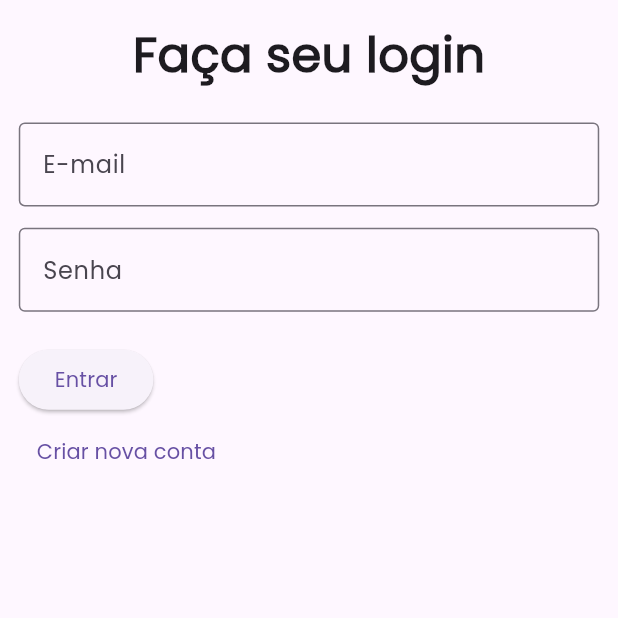
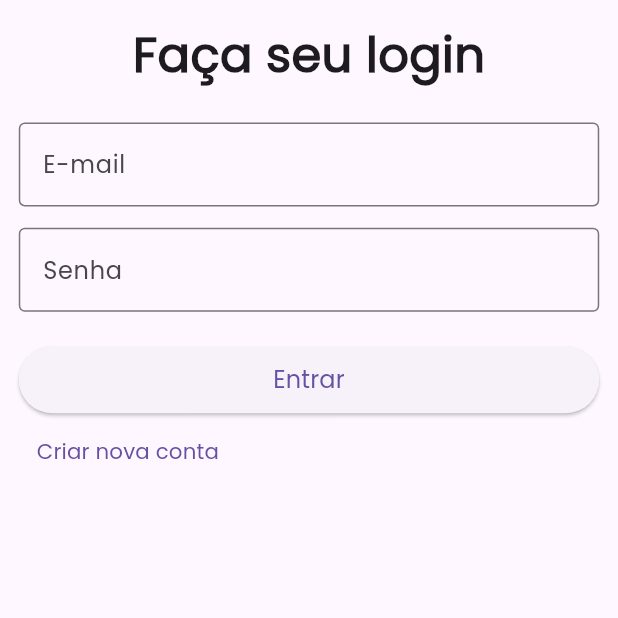
Before and after one commit to iru-Y/course_app, a Flutter app: the screen it shows after launch, after a tap on "LOGIN", on a phone screen of 412 x 824 dp, the top half of it. Run offline on Flutter 3.47's test engine with Material 3 defaults, Android fonts, the phone set to English and light mode, and no system bars; our stand-ins replace file_picker, flutter_screenutil, video_player; missing offline and left inert: video_thumbnail_imageview; accounts and stored records are empty; network calls fail.

Commit message:
progress card, progress model, userProgress, refatoração no user_notifier e criação de progress_notifier

```diff
--- a/lib/main.dart
+++ b/lib/main.dart
@@ -1,8 +1,8 @@
 import 'package:course_app/app_routes.dart';
-import 'package:course_app/course/course_page.dart';
+import 'package:course_app/course/user_progress.dart';
 import 'package:course_app/home/home_screen.dart';
+import 'package:course_app/notifier/progress_notifier.dart';
 import 'package:course_app/notifier/user_notifier.dart';
-import 'package:course_app/progress/progress_page.dart';
 import 'package:course_app/user/login_screen.dart';
 import 'package:course_app/user/profile_user.dart';
 import 'package:course_app/user/register_screen.dart';
@@ -15,7 +15,10 @@ import 'package:provider/provider.dart';
 void main() async {
   runApp(
     MultiProvider(
-      providers: [ChangeNotifierProvider(create: (_) => UserNotifier())],
+      providers: [ChangeNotifierProvider(create: (_) => UserNotifier()),
+       ChangeNotifierProvider(create: (_) => ProgressNotifier()),
+
+      ],
       child: const MyApp(),
     ),
   );
@@ -38,8 +41,7 @@ class MyApp extends StatelessWidget {
           AppRoute.videoUpload: (context) => const VideoUpload(),
           AppRoute.showVideo: (context) => const VideoPlayerPage(),
           AppRoute.profilePage: (context) => const ProfileUser(),
-          AppRoute.progress: (context) => const ProgressPage(),
-          AppRoute.course: (context) => const CoursePage(),
+          AppRoute.course: (context) => const UserProgress(),
         },
       ),
     );
--- a/lib/notifier/user_notifier.dart
+++ b/lib/notifier/user_notifier.dart
@@ -1,18 +1,19 @@
 // user_notifier.dart
 import 'package:flutter/material.dart';
+import 'package:course_app/user/user_model.dart';
 
 class UserNotifier with ChangeNotifier {
-  String? _email;
+  UserModel? _user;
 
-  String? get email => _email;
+  UserModel? get user => _user;
 
-  void setEmail(String newEmail) {
-    _email = newEmail;
+  void setUser(UserModel user) {
+    _user = user;
     notifyListeners();
   }
 
   void clearUser() {
-    _email = null;
+    _user = null;
     notifyListeners();
   }
 }
--- a/lib/user/login_screen.dart
+++ b/lib/user/login_screen.dart
@@ -1,7 +1,8 @@
-// login_screen.dart
 import 'package:course_app/app_routes.dart';
 import 'package:course_app/notifier/user_notifier.dart';
 import 'package:course_app/user/login_repo.dart';
+import 'package:course_app/user/user_model.dart';
+import 'package:course_app/user/user_repo.dart';
 import 'package:flutter/material.dart';
 import 'package:flutter_screenutil/flutter_screenutil.dart';
 import 'package:provider/provider.dart';
@@ -14,7 +15,8 @@ class LoginScreen extends StatefulWidget {
 }
 
 class _LoginScreenState extends State<LoginScreen> {
-  final LoginRepo loginRepo = LoginRepo();
+  final LoginRepo _loginRepo = LoginRepo();
+  final UserRepo _userRepo = UserRepo();
   final TextEditingController _emailController = TextEditingController();
   final TextEditingController _passwordController = TextEditingController();
 
@@ -23,26 +25,32 @@ class _LoginScreenState extends State<LoginScreen> {
     final password = _passwordController.text.trim();
 
     if (email.isEmpty || password.isEmpty) {
-      ScaffoldMessenger.of(context).showSnackBar(
-        const SnackBar(content: Text('Preencha todos os campos')),
-      );
+      _showErrorSnackbar('Preencha todos os campos');
       return;
     }
 
     try {
-      // Simulação de login bem-sucedido
-      await loginRepo.login(email, password);
+      // 1. Faz o login
+      await _loginRepo.login(email, password);
 
-      // Atualiza o UserNotifier com o email
+      // 2. Busca os dados completos do usuário
+      final UserModel user = await _userRepo.getUser(email);
+
+      // 3. Atualiza o UserNotifier com o UserModel completo
       final userNotifier = Provider.of<UserNotifier>(context, listen: false);
-      userNotifier.setEmail(email);
+      userNotifier.setUser(user);
 
+      // 4. Navega para a tela inicial
       Navigator.pushNamed(context, AppRoute.home);
     } catch (e) {
-      ScaffoldMessenger.of(context).showSnackBar(
-        SnackBar(content: Text('Erro: $e')),
-      );
+      _showErrorSnackbar('Erro ao fazer login: $e');
     }
+  }
+
+  void _showErrorSnackbar(String message) {
+    ScaffoldMessenger.of(context).showSnackBar(
+      SnackBar(content: Text(message)),
+    );
   }
 
   @override
@@ -57,7 +65,10 @@ class _LoginScreenState extends State<LoginScreen> {
     return Scaffold(
       body: SafeArea(
         child: Padding(
-          padding: EdgeInsets.symmetric(horizontal: 13.w, vertical: 16.h),
+          padding: EdgeInsets.symmetric(
+            horizontal: 13.w,
+            vertical: 16.h
+          ),
           child: Column(
             crossAxisAlignment: CrossAxisAlignment.start,
             children: [
@@ -71,35 +82,61 @@ class _LoginScreenState extends State<LoginScreen> {
                 ),
               ),
               SizedBox(height: 24.h),
-              TextFormField(
-                controller: _emailController,
-                decoration: InputDecoration(
-                  labelText: 'E-mail',
-                  border: OutlineInputBorder(),
-                ),
-              ),
+              _buildEmailField(),
               SizedBox(height: 16.h),
-              TextFormField(
-                controller: _passwordController,
-                obscureText: true,
-                decoration: InputDecoration(
-                  labelText: 'Senha',
-                  border: OutlineInputBorder(),
-                ),
-              ),
+              _buildPasswordField(),
               SizedBox(height: 24.h),
-              ElevatedButton(
-                onPressed: _performLogin,
-                child: Text('Entrar'),
-              ),
-              TextButton(
-                onPressed: () => Navigator.pushNamed(context, AppRoute.register),
-                child: Text('Criar nova conta'),
-              ),
+              _buildLoginButton(),
+              _buildRegisterButton(),
             ],
           ),
         ),
       ),
     );
   }
+
+  Widget _buildEmailField() {
+    return TextFormField(
+      controller: _emailController,
+      decoration: const InputDecoration(
+        labelText: 'E-mail',
+        border: OutlineInputBorder(),
+      ),
+      keyboardType: TextInputType.emailAddress,
+    );
+  }
+
+  Widget _buildPasswordField() {
+    return TextFormField(
+      controller: _passwordController,
+      obscureText: true,
+      decoration: const InputDecoration(
+        labelText: 'Senha',
+        border: OutlineInputBorder(),
+      ),
+    );
+  }
+
+  Widget _buildLoginButton() {
+    return ElevatedButton(
+      onPressed: _performLogin,
+      style: ElevatedButton.styleFrom(
+        minimumSize: Size(double.infinity, 50.h),
+      ),
+      child: Text(
+        'Entrar',
+        style: TextStyle(fontSize: 18.sp),
+      ),
+    );
+  }
+
+  Widget _buildRegisterButton() {
+    return TextButton(
+      onPressed: () => Navigator.pushNamed(context, AppRoute.register),
+      child: Text(
+        'Criar nova conta',
+        style: TextStyle(fontSize: 16.sp),
+      ),
+    );
+  }
 }
```
Also changed, not shown: lib/course/progress_card.dart (added, +65 -0 lines), lib/course/progress_model.dart (added, +104 -0 lines), lib/course/progress_repository.dart (added, +25 -0 lines), lib/course/user_progress.dart (renamed from lib/course/course_page.dart, +24 -10 lines), lib/notifier/progress_notifier.dart (added, +26 -0 lines), lib/progress/progress_card.dart (deleted, +0 -72 lines), lib/progress/progress_model.dart (deleted, +0 -141 lines), lib/progress/progress_page.dart (deleted, +0 -19 lines), lib/progress/progress_repository.dart (deleted, +0 -67 lines), lib/user/user_repo.dart (+4 -7 lines).
